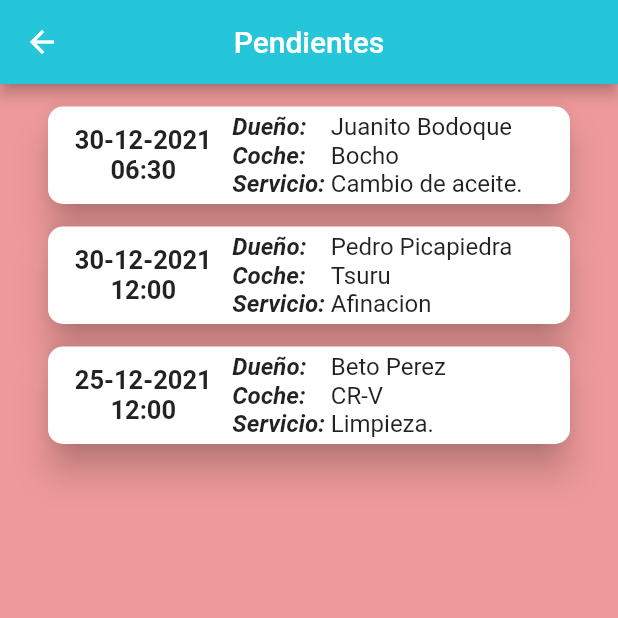
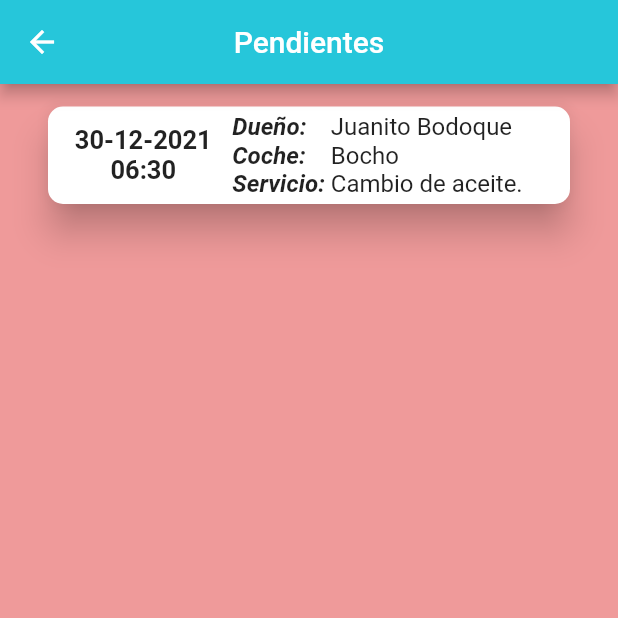
Before and after one commit to YakBalam/ComputoMovil-ProyectoFinal, a Flutter app: the screen it shows after launch, in the side drawer, after a tap on "Trabajo", on a phone screen of 412 x 824 dp, the top half of it. Run offline on Flutter 3.47's test engine with Material 2 defaults, Android fonts, the phone set to English and light mode, and no system bars; our stand-ins replace cloud_firestore, firebase_auth, firebase_core; accounts and stored records are empty.

Commit message:
Actualizacion en taller_mecanico
Se corrigio la pantalla de inicio como la pantalla del trabajo pendiente del dia

```diff
--- a/taller_mecanico/lib/Cita.dart
+++ b/taller_mecanico/lib/Cita.dart
@@ -21,7 +21,7 @@ List<Cita> citas = [
     propietario: "Pedro Picapiedra",
     coche: "Tsuru",
     servicio: "Afinacion",
-    fecha: DateTime(2021,12,30)
+    fecha: DateTime.now()
   ),
   Cita(
     propietario: "Beto Perez",
--- a/taller_mecanico/lib/Home.dart
+++ b/taller_mecanico/lib/Home.dart
@@ -25,7 +25,7 @@ class Home extends StatelessWidget {
           //color: Colors.brown[400],
           //margin: EdgeInsets.all(22),
           child: ListView.builder(
-            itemCount: citasP.length,
+            itemCount: citas.length,
             itemBuilder: (context, index){
               print(index);
               return cardAgenda(context, index);
@@ -58,7 +58,7 @@ Widget cardAgenda(BuildContext context, int indice) {
 }
 
 Widget contentAgenda (BuildContext context, int indice){
-  CitaPendiente citaP = citasP[indice];
+  Cita cita = citas[indice];
   return ListTile(
     title: Row(children: [
       Container(
@@ -66,7 +66,7 @@ Widget contentAgenda (BuildContext context, int indice){
         width: 95,
         alignment: Alignment.center,
         child: Text(
-          "${ DateFormat('dd-MM-yyyy hh:mm').format(citaP.fecha)}",
+          "${ DateFormat('dd-MM-yyyy hh:mm').format(cita.fecha)}",
           textAlign: TextAlign.center,
           style:TextStyle(
             //color: Colors.white,
@@ -96,7 +96,7 @@ Widget contentAgenda (BuildContext context, int indice){
               ),
 
               Text(
-                "${citaP.propietario}\n${citaP.coche}\n${citaP.servicio}",
+                "${cita.propietario}\n${cita.coche}\n${cita.servicio}",
                 textAlign: TextAlign.left,
               ),
             ],
@@ -106,29 +106,11 @@ Widget contentAgenda (BuildContext context, int indice){
           ListTile(
             title: Row(
               //crossAxisAlignment: CrossAxisAlignment.center,
-              mainAxisAlignment: MainAxisAlignment.end,
+              mainAxisAlignment: MainAxisAlignment.center,
               children: [
-                TextButton(
-                  style: TextButton.styleFrom(
-                    backgroundColor: Colors.red,
-                    primary: Colors.white,
-                    padding: const EdgeInsets.only(
-                      left: 10.0,
-                      right: 10.0
-                    ),
-                  ),
-                  onPressed: () {
-                    /*Navigator.push(
-                      context,
-                      MaterialPageRoute(
-                        builder: (context) => DetailPage(item: item),
-                      ),
-                    );*/
-                  },
-                  child: Text("Rechazar X"),
-                ),
 
-                SizedBox(width: 15),
+
+                //SizedBox(width: 15),
 
                 TextButton(
                   style: TextButton.styleFrom(
@@ -144,7 +126,7 @@ Widget contentAgenda (BuildContext context, int indice){
                       ),
                     );*/
                   },
-                  child: Text("Aceptar"),
+                  child: Text("Finalizar"),
                 ),
               ],
             ),
--- a/taller_mecanico/lib/Pendientes.dart
+++ b/taller_mecanico/lib/Pendientes.dart
@@ -22,7 +22,7 @@ class Pendientes extends StatelessWidget {
 
       body:
         ListView.builder(
-          itemCount: citas.length,
+          itemCount: citasDia(),
           itemBuilder: (context, index){
             print(index);
             return cardPendientes(context, index);
@@ -37,6 +37,24 @@ class Pendientes extends StatelessWidget {
       backgroundColor: Colors.red[200],
     );
   }
+}
+
+int citasDia(){
+  int cont=0;
+  String hoy, fechaCita;
+  hoy=DateFormat('dd-MM-yyyy').format(DateTime.now());
+
+  for (int i = 0; i < citas.length; i++) {
+    fechaCita = DateFormat('dd-MM-yyyy').format(citas[i].fecha);
+    print("Hoy: ${hoy}     Cita: ${fechaCita}");
+    if (fechaCita == hoy){
+      cont = cont + 1;
+    }
+  }
+
+  print(cont);
+
+  return cont;
 }
 
 Widget cardPendientes(BuildContext context, int indice) {
```
Also changed, not shown: 2 other files.
